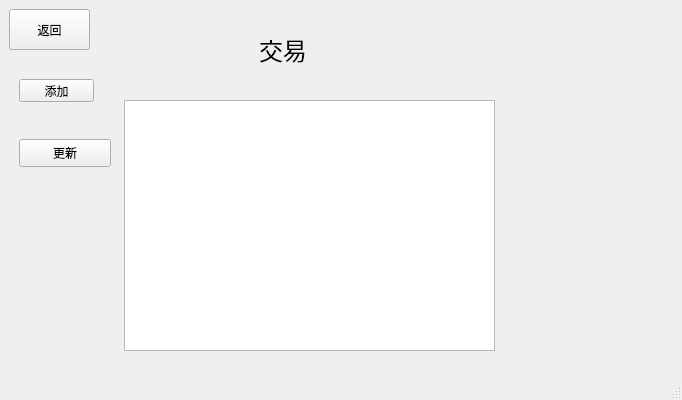
First picture: the form in login.ui, repository Airofact/QtSupermarketManagement, before the edit.
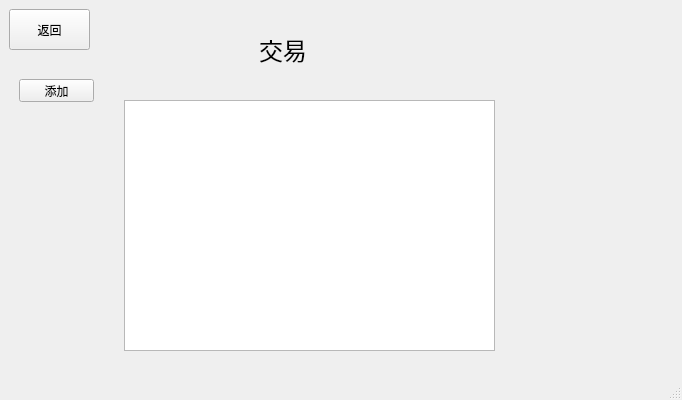
Second picture: the form after the edit. The open tabs and pages were chosen to show the change. Icons and pictures are not drawn.

The edit to the form file:
```diff
--- a/login.ui
+++ b/login.ui
@@ -732,19 +732,6 @@
          <string>添加</string>
         </property>
        </widget>
-       <widget class="QPushButton" name="pushButton_14">
-        <property name="geometry">
-         <rect>
-          <x>10</x>
-          <y>130</y>
-          <width>92</width>
-          <height>28</height>
-         </rect>
-        </property>
-        <property name="text">
-         <string>更新</string>
-        </property>
-       </widget>
       </widget>
       <widget class="QWidget" name="page_2">
        <widget class="QPushButton" name="pushButton_4">
```
Left out of the diff: 11 changed lines with no effect on the pictures.
